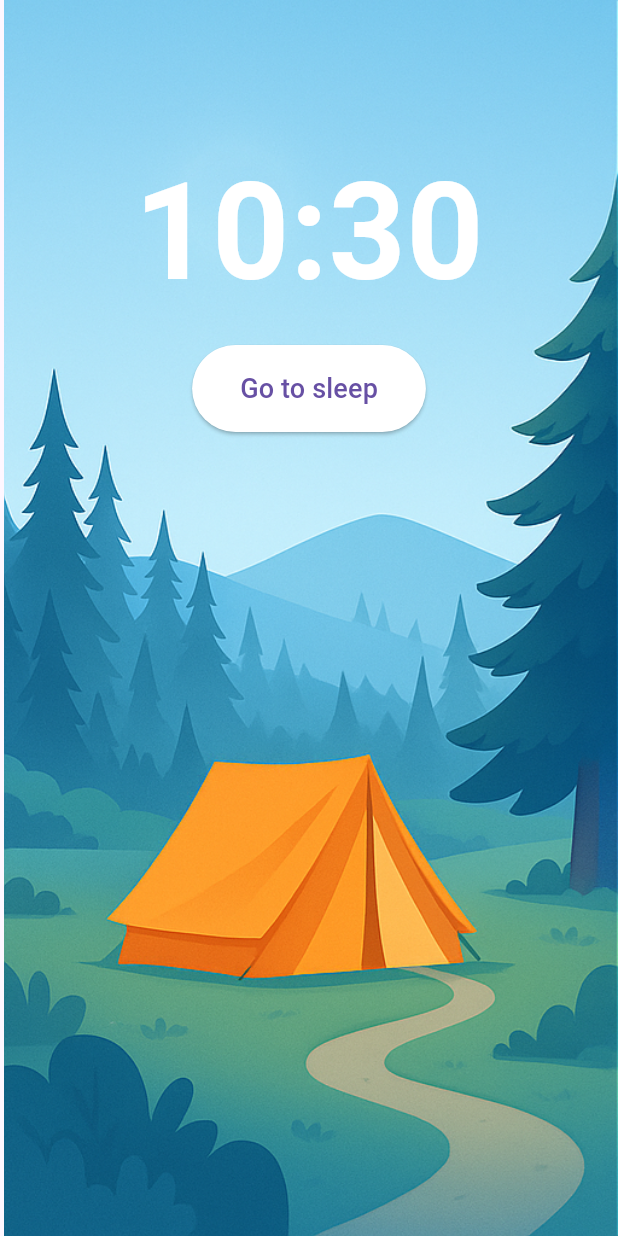
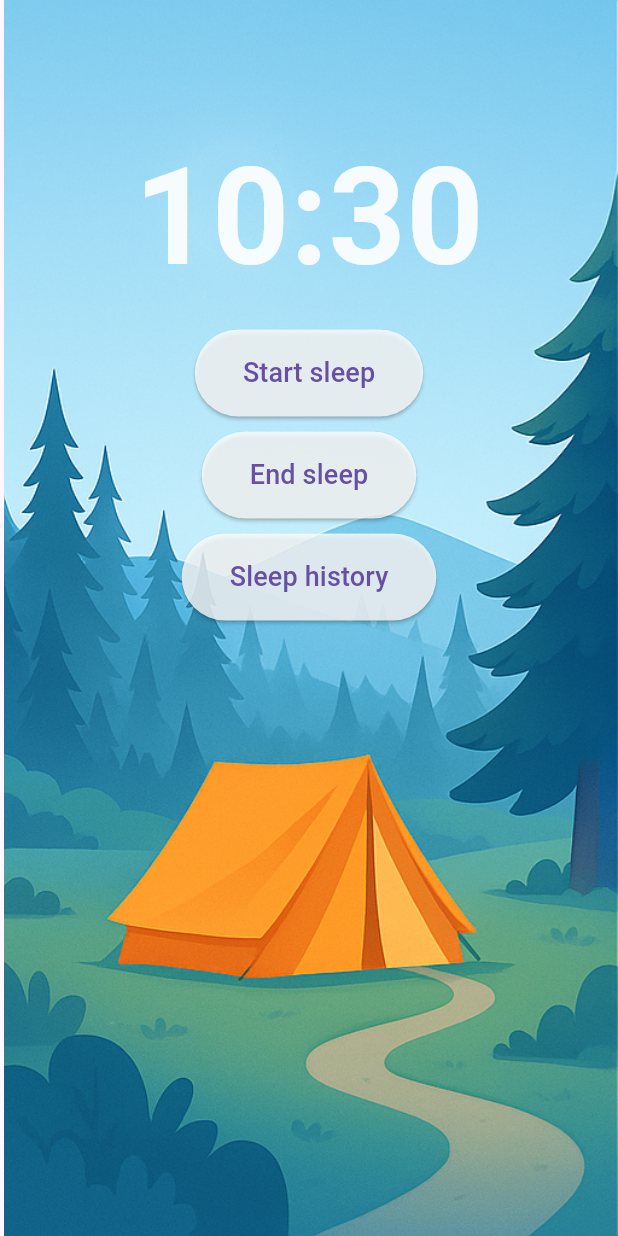
Before and after one commit to deepsleep-project/app, a Flutter app: the screen it shows after launch, on a phone screen of 412 x 824 dp. Run offline on Flutter 3.47's test engine with Material 3 defaults, Android fonts, the phone set to English and light mode, and no system bars; our stand-ins replace localstorage.

Commit message:
Feat: add three button(Ningchuan)

```diff
--- a/lib/home_page.dart
+++ b/lib/home_page.dart
@@ -2,6 +2,7 @@ import 'package:flutter/material.dart';
 import 'dart:async';
 import 'package:intl/intl.dart';
 import 'tent_page.dart';
+import 'storage.dart';
 
 class HomePage extends StatefulWidget {
   const HomePage({super.key});
@@ -12,15 +13,16 @@ class HomePage extends StatefulWidget {
 
 class _HomePageState extends State<HomePage> {
   String _formattedTime = '';
+  bool _isSleeping = false;
 
   @override
   void initState() {
     super.initState();
     _updateTime();
-    // Update time every minute
     Timer.periodic(Duration(seconds: 1), (timer) {
       _updateTime();
     });
+    _loadInitialState();
   }
 
   void _updateTime() {
@@ -31,7 +33,7 @@ class _HomePageState extends State<HomePage> {
     });
   }
 
-  void _goToNextPage() {
+    void _goToNextPage() {
     Navigator.of(context).push(_createFadeRoute());
   }
 
@@ -41,7 +43,87 @@ class _HomePageState extends State<HomePage> {
       pageBuilder: (context, animation, secondaryAnimation) => TentPage(),
       transitionsBuilder: (context, animation, secondaryAnimation, child) {
         return FadeTransition(opacity: animation, child: child);
-      },
+       });
+    }
+
+
+  Future<void> _loadInitialState() async {
+    bool sleeping = await SleepStorage.loadIsSleeping();
+    setState(() {
+      _isSleeping = sleeping;
+    });
+  }
+
+  Future<void> _startSleep() async {
+    if (_isSleeping) {
+      _showSnackBar('already asleep');
+      return;
+    }
+    final now = DateTime.now().toIso8601String();
+    await SleepStorage.saveStartTime(now);
+    await SleepStorage.saveIsSleeping(true);
+    setState(() {
+      _isSleeping = true;
+    });
+    _showSnackBar('start sleep, current time: $_formattedTime');
+  }
+
+  Future<void> _endSleep() async {
+    if (!_isSleeping) {
+      _showSnackBar('not current sleeping');
+      return;
+    }
+    final end = DateTime.now().toIso8601String();
+    final start = await SleepStorage.loadStartTime();
+    if (start == null) {
+      _showSnackBar('null current time');
+      return;
+    }
+
+    final records = await SleepStorage.loadRecords();
+    records.add(SleepRecord(start: start, end: end));
+    await SleepStorage.saveRecords(records);
+    await SleepStorage.saveIsSleeping(false);
+
+    setState(() {
+      _isSleeping = false;
+    });
+
+    _showSnackBar('wake up, curent time: $_formattedTime');
+  }
+
+  Future<void> _viewHistory() async {
+    final records = await SleepStorage.loadRecords();
+    showDialog(
+      context: context,
+      builder: (context) => AlertDialog(
+        title: Text('History'),
+        content: SizedBox(
+          width: double.maxFinite,
+          child: ListView.builder(
+            itemCount: records.length,
+            itemBuilder: (context, index) {
+              final r = records[index];
+              return ListTile(
+                title: Text('Start: ${DateFormat('yyyy-MM-dd HH:mm').format(DateTime.parse(r.start))}'),
+                subtitle: Text('End: ${DateFormat('yyyy-MM-dd HH:mm').format(DateTime.parse(r.end))}'),
+              );
+            },
+          ),
+        ),
+        actions: [
+          TextButton(
+            onPressed: () => Navigator.of(context).pop(),
+            child: Text('Shut down'),
+          )
+        ],
+      ),
+    );
+  }
+
+  void _showSnackBar(String message) {
+    ScaffoldMessenger.of(context).showSnackBar(
+      SnackBar(content: Text(message)),
     );
   }
 
@@ -58,14 +140,11 @@ class _HomePageState extends State<HomePage> {
             child: Image.asset(
               'assets/day.png',
               fit: BoxFit.fitHeight,
-              height: MediaQuery.of(context).size.height,
+              height: screenHeight,
             ),
           ),
           Transform.translate(
-            offset: Offset(
-              0,
-              -screenHeight * 0.27,
-            ), // Adjust the vertical position
+            offset: Offset(0, -screenHeight * 0.20),
             child: Center(
               child: Column(
                 mainAxisSize: MainAxisSize.min,
@@ -75,34 +154,19 @@ class _HomePageState extends State<HomePage> {
                     style: TextStyle(
                       fontSize: 90,
                       fontWeight: FontWeight.bold,
-                      color: Colors.white.withValues(alpha: 10),
+                      color: Colors.white.withAlpha(230),
                     ),
                   ),
-                  SizedBox(height: 10),
-                  ElevatedButton(
-                    onPressed: () {
-                      // Handle sleep action
-                      ScaffoldMessenger.of(
-                        context,
-                      ).showSnackBar(SnackBar(content: Text('Good night!')));
-                    },
-                    style: ElevatedButton.styleFrom(
-                      backgroundColor: Colors.white.withValues(alpha: 10),
-                      padding: EdgeInsets.symmetric(
-                        horizontal: 32,
-                        vertical: 16,
-                      ),
-                      shape: RoundedRectangleBorder(
-                        borderRadius: BorderRadius.circular(30),
-                      ),
-                    ),
-                    child: Text('Go to sleep', style: TextStyle(fontSize: 18)),
-                  ),
+                  const SizedBox(height: 10),
+                  _buildButton('Start sleep', _startSleep),
+                  const SizedBox(height: 10),
+                  _buildButton('End sleep', _endSleep),
+                  const SizedBox(height: 10),
+                  _buildButton('Sleep history', _viewHistory),
                 ],
               ),
             ),
           ),
-
           Positioned(
             bottom: screenHeight * 0.2,
             left: screenHeight * 0.08,
@@ -117,4 +181,16 @@ class _HomePageState extends State<HomePage> {
       ),
     );
   }
+
+  Widget _buildButton(String text, VoidCallback onPressed) {
+    return ElevatedButton(
+      onPressed: onPressed,
+      style: ElevatedButton.styleFrom(
+        backgroundColor: Colors.white.withAlpha(200),
+        padding: const EdgeInsets.symmetric(horizontal: 32, vertical: 16),
+        shape: RoundedRectangleBorder(borderRadius: BorderRadius.circular(30)),
+      ),
+      child: Text(text, style: const TextStyle(fontSize: 18)),
+    );
+  }
 }
```
Also changed, not shown: pubspec.lock, 1 other file.
